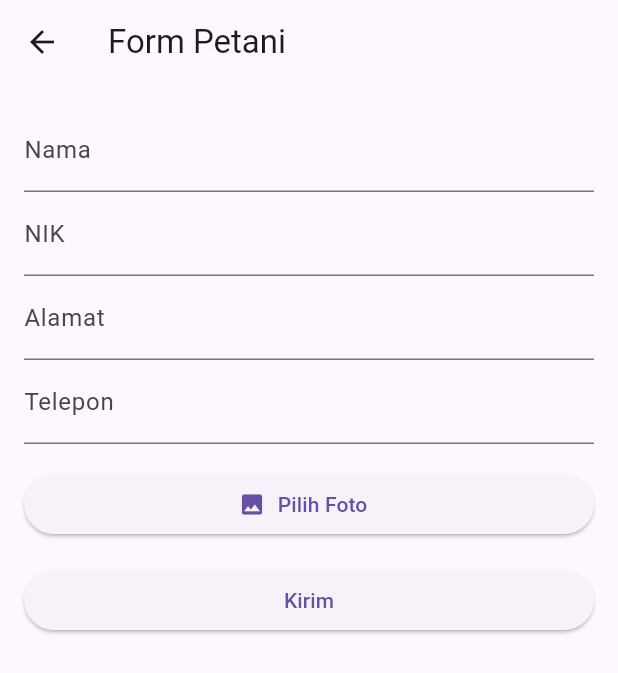
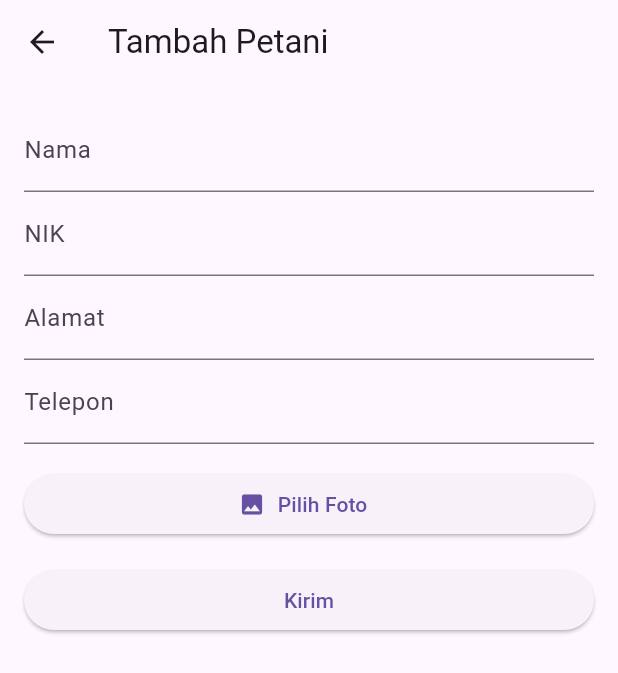
Before and after one commit to RikiArtha77/TestApi, a Flutter app: the screen it shows after launch, after a tap on the "add" icon, on a phone screen of 412 x 824 dp. Shown: the top 673 px of the screen. Run offline on Flutter 3.47's test engine with Material 3 defaults, Android fonts, the phone set to English and light mode, and no system bars; our stand-ins replace image_picker, infinite_scroll_pagination; network calls fail.

Commit message:
new update - pagination doesnt work

```diff
--- a/lib/Services/apiPetani.dart
+++ b/lib/Services/apiPetani.dart
@@ -1,29 +1,82 @@
 import 'dart:convert';
-
 import 'package:tesapi/Models/datanimodel.dart';
 import 'package:http/http.dart' as http;
 
-class ApiStatic{
-  static final host='https://dev.wefgis.com';
-  static var _token="8|x6bKsHp9STb0uLJsM11GkWhZEYRWPbv0IqlXvFi7";
-    static Future<List<Petani>> getPetaniFilter(int pageKey, String _s, String _selectedChoice, {int pageSize = 10}) async {
+class ApiStatic {
+  static final String host = 'https://dev.wefgis.com';
+  static String _token = "8|x6bKsHp9STb0uLJsM11GkWhZEYRWPbv0IqlXvFi7";
+
+  /// Mengambil list Petani dengan pagination dan filter.
+  /// [pageKey]: halaman saat ini (mulai dari 1)
+  /// [_s]: keyword pencarian (kosongkan jika tidak ada)
+  /// [_selectedChoice]: status publish, misal "Y"
+  /// [pageSize]: jumlah data per halaman
+  static Future<List<Petani>> getPetaniFilter(
+    int pageKey,
+    String _s,
+    String _selectedChoice, {
+    int pageSize = 10,
+  }) async {
     try {
+      final uri = Uri.parse("$host/api/petani").replace(queryParameters: {
+        'page': pageKey.toString(),
+        'size': pageSize.toString(),
+        's': _s,
+        'publish': _selectedChoice,
+      });
+
       final response = await http.get(
-        Uri.parse("$host/api/petani?page=$pageKey&size=$pageSize&s=$_s&publish=$_selectedChoice"),
+        uri,
         headers: {
-          'Authorization': 'Bearer ' + _token,
+          'Authorization': 'Bearer $_token',
+          'Accept': 'application/json',
         },
       );
+
       if (response.statusCode == 200) {
-        var json = jsonDecode(response.body);
-        final parsed = json['data'].cast<Map<String, dynamic>>();
-        return parsed.map<Petani>((json) => Petani.fromJson(json)).toList();
+        final Map<String, dynamic> json = jsonDecode(response.body);
+
+        // Pastikan key 'data' ada dan merupakan List
+        if (json.containsKey('data') && json['data'] is List) {
+          final List<dynamic> list = json['data'];
+          return list.map((item) => Petani.fromJson(item)).toList();
+        } else {
+          // Jika format tidak sesuai, kembalikan list kosong
+          return [];
+        }
       } else {
+        print('Error: ${response.statusCode} ${response.reasonPhrase}');
         return [];
       }
-    } catch (e) {
+    } catch (e, stack) {
+      print('Exception in getPetaniFilter: $e');
+      print(stack);
       return [];
     }
   }
 
+  /// Menghapus data Petani berdasarkan [id].
+  /// Kembalikan true jika berhasil, false jika gagal.
+  static Future<bool> deletePetani(String idPenjual) async {
+    try {
+      final uri = Uri.parse("$host/api/petani/$idPenjual");
+      final response = await http.delete(
+        uri,
+        headers: {
+          'Authorization': 'Bearer $_token',
+          'Accept': 'application/json',
+        },
+      );
+      if (response.statusCode == 200 || response.statusCode == 204) {
+        return true;
+      } else {
+        print('Gagal hapus data petani, status: ${response.statusCode}');
+        return false;
+      }
+    } catch (e, stack) {
+      print('Exception in deletePetani: $e');
+      print(stack);
+      return false;
+    }
+  }
 }
--- a/lib/UI/pagePetani.dart
+++ b/lib/UI/pagePetani.dart
@@ -14,19 +14,26 @@ class PagePetani extends StatefulWidget {
 class _PagePetaniState extends State<PagePetani> {
   static const _pageSize = 10;
 
-  final PagingController<int, Petani> _pagingController = PagingController(firstPageKey: 1);
+  final PagingController<int, Petani> _pagingController =
+      PagingController(firstPageKey: 1);
 
   @override
   void initState() {
     super.initState();
-    _pagingController.addPageRequestListener((pageKey) async {
-      await _fetchPage(pageKey);
+    _pagingController.addPageRequestListener((pageKey) {
+      _fetchPage(pageKey);
     });
   }
 
   Future<void> _fetchPage(int pageKey) async {
     try {
-      final newItems = await ApiStatic.getPetaniFilter(pageKey, '', 'Y', pageSize: _pageSize);
+      final newItems = await ApiStatic.getPetaniFilter(
+        pageKey,
+        '', // search
+        'Y', // status
+        pageSize: _pageSize,
+      );
+
       final isLastPage = newItems.length < _pageSize;
 
       if (isLastPage) {
@@ -40,25 +47,38 @@ class _PagePetaniState extends State<PagePetani> {
     }
   }
 
-  @override
-  void dispose() {
-    _pagingController.dispose();
-    super.dispose();
+  Future<void> _deletePetani(String idPenjual) async {
+    final result = await ApiStatic.deletePetani(idPenjual);
+    if (!mounted) return;
+
+    if (result) {
+      ScaffoldMessenger.of(context).showSnackBar(
+        const SnackBar(content: Text('Data berhasil dihapus')),
+      );
+      _pagingController.refresh();
+    } else {
+      ScaffoldMessenger.of(context).showSnackBar(
+        const SnackBar(content: Text('Gagal menghapus data')),
+      );
+    }
   }
 
   Widget _buildPetaniItem(Petani petani) {
     return Card(
       margin: const EdgeInsets.symmetric(horizontal: 10, vertical: 6),
       child: ListTile(
-        leading: petani.foto.isNotEmpty
+        leading: ClipOval(
+          child: petani.foto.isNotEmpty
               ? Image.network(
                   petani.foto,
                   width: 60,
                   height: 60,
                   fit: BoxFit.cover,
-                errorBuilder: (context, error, stackTrace) => const Icon(Icons.person),
+                  errorBuilder: (context, error, stackTrace) =>
+                      const Icon(Icons.person),
                 )
               : const Icon(Icons.person, size: 60),
+        ),
         title: Text(petani.nama.isNotEmpty ? petani.nama : 'Nama tidak tersedia'),
         subtitle: Column(
           crossAxisAlignment: CrossAxisAlignment.start,
@@ -67,35 +87,80 @@ class _PagePetaniState extends State<PagePetani> {
             Text('Alamat: ${petani.alamat.isNotEmpty ? petani.alamat : "-"}'),
           ],
         ),
+        trailing: PopupMenuButton<String>(
+          onSelected: (value) {
+            if (value == 'edit') {
+              Navigator.push(
+                context,
+                MaterialPageRoute(
+                  builder: (context) => PetaniForm(petani: petani),
+                ),
+              ).then((_) => _pagingController.refresh());
+            } else if (value == 'delete') {
+              showDialog(
+                context: context,
+                builder: (context) => AlertDialog(
+                  title: const Text("Konfirmasi"),
+                  content: const Text("Yakin ingin menghapus data ini?"),
+                  actions: [
+                    TextButton(
+                      onPressed: () => Navigator.pop(context),
+                      child: const Text("Batal"),
+                    ),
+                    TextButton(
+                      onPressed: () {
+                        Navigator.pop(context);
+                        _deletePetani(petani.idPenjual.toString());
+                      },
+                      child: const Text("Hapus", style: TextStyle(color: Colors.red)),
+                    ),
+                  ],
+                ),
+              );
+            }
+          },
+          itemBuilder: (context) => const [
+            PopupMenuItem(value: 'edit', child: Text('Edit')),
+            PopupMenuItem(value: 'delete', child: Text('Hapus')),
+          ],
+        ),
       ),
     );
   }
 
   @override
+  void dispose() {
+    _pagingController.dispose();
+    super.dispose();
+  }
+
+  @override
   Widget build(BuildContext context) {
     return Scaffold(
-      appBar: AppBar(
-        title: const Text('Daftar Petani'),
-      ),
-      body: PagedListView<int, Petani>(
+      appBar: AppBar(title: const Text('Daftar Petani')),
+      body: RefreshIndicator(
+        onRefresh: () => Future.sync(() => _pagingController.refresh()),
+        child: PagedListView<int, Petani>(
           pagingController: _pagingController,
           builderDelegate: PagedChildBuilderDelegate<Petani>(
             itemBuilder: (context, petani, index) => _buildPetaniItem(petani),
-          firstPageErrorIndicatorBuilder: (context) => Center(
-            child: Text('Gagal memuat data, silakan coba lagi'),
-          ),
-          noItemsFoundIndicatorBuilder: (context) => Center(
-            child: Text('Tidak ada data petani'),
+            firstPageProgressIndicatorBuilder: (_) =>
+                const Center(child: CircularProgressIndicator()),
+            newPageProgressIndicatorBuilder: (_) =>
+                const Center(child: CircularProgressIndicator()),
+            firstPageErrorIndicatorBuilder: (context) =>
+                const Center(child: Text('Gagal memuat data')),
+            noItemsFoundIndicatorBuilder: (context) =>
+                const Center(child: Text('Tidak ada data petani')),
           ),
         ),
       ),
       floatingActionButton: FloatingActionButton(
         onPressed: () {
-          // Navigasi ke halaman form tambah
           Navigator.push(
             context,
-            MaterialPageRoute(builder: (context) => PetaniForm()),
-          );
+            MaterialPageRoute(builder: (context) => const PetaniForm()),
+          ).then((_) => _pagingController.refresh());
         },
         child: const Icon(Icons.add),
         tooltip: 'Tambah Petani',
--- a/lib/UI/petani_form.dart
+++ b/lib/UI/petani_form.dart
@@ -3,8 +3,13 @@ import 'package:flutter/material.dart';
 import 'package:http/http.dart' as http;
 import 'package:image_picker/image_picker.dart';
 import 'package:path/path.dart';
+import 'package:tesapi/Models/datanimodel.dart'; // asumsi model Petani disini
 
 class PetaniForm extends StatefulWidget {
+  final Petani? petani; // null jika tambah, berisi data jika edit
+
+  const PetaniForm({Key? key, this.petani}) : super(key: key);
+
   @override
   _PetaniFormState createState() => _PetaniFormState();
 }
@@ -18,6 +23,17 @@ class _PetaniFormState extends State<PetaniForm> {
 
   File? _image;
   final ImagePicker _picker = ImagePicker();
+
+  @override
+  void initState() {
+    super.initState();
+    if (widget.petani != null) {
+      namaController.text = widget.petani!.nama;
+      nikController.text = widget.petani!.nik;
+      alamatController.text = widget.petani!.alamat;
+      telpController.text = widget.petani!.telp;
+    }
+  }
 
   Future<void> _pickImage() async {
     try {
@@ -34,21 +50,25 @@ class _PetaniFormState extends State<PetaniForm> {
     } catch (e, stack) {
       print('Error picking image: $e');
       print(stack);
-      if (mounted) {
-      }
     }
   }
 
   Future<void> _submitForm(BuildContext context) async {
-    if (!_formKey.currentState!.validate()) {
-      print('Form tidak valid');
-      return;
-    }
+    if (!_formKey.currentState!.validate()) return;
+
+    final isEdit = widget.petani != null;
+    final uri = isEdit
+        ? Uri.parse("https://dev.wefgis.com/api/petani/${widget.petani!.idPenjual}")
+        : Uri.parse("https://dev.wefgis.com/api/petani");
 
     try {
-      print('Mulai submit form...');
-      var uri = Uri.parse("https://dev.wefgis.com/api/petani");
       var request = http.MultipartRequest("POST", uri);
+      request.headers['Authorization'] =
+          "Bearer 8|x6bKsHp9STb0uLJsM11GkWhZEYRWPbv0IqlXvFi7";
+
+      if (isEdit) {
+        request.fields['_method'] = 'PUT';
+      }
 
       request.fields['id_penjual'] = "127";
       request.fields['id_kelompok_tani'] = "4";
@@ -68,35 +88,30 @@ class _PetaniFormState extends State<PetaniForm> {
           filename: basename(_image!.path),
         );
         request.files.add(multipartFile);
-        print('File foto ditambahkan: ${basename(_image!.path)}, size: $length bytes');
-      } else {
-        print('Tidak ada file foto yang diupload');
       }
 
-      print('Mengirim request ke server...');
       var response = await request.send();
-
-      print('Response status: ${response.statusCode}');
       var responseBody = await response.stream.bytesToString();
-      print('Response body: $responseBody');
 
       if (!mounted) return;
 
-      if (response.statusCode == 201) {
+      if (response.statusCode == 201 || response.statusCode == 200) {
         ScaffoldMessenger.of(context).showSnackBar(
-          SnackBar(content: Text("Data berhasil dikirim")),
+          SnackBar(content: Text(isEdit ? "Data berhasil diperbarui" : "Data berhasil ditambahkan")),
         );
+        Navigator.pop(context);
       } else {
         ScaffoldMessenger.of(context).showSnackBar(
           SnackBar(content: Text("Gagal mengirim data: ${response.statusCode}")),
         );
+        print(responseBody);
       }
     } catch (e, stack) {
       print('Exception saat submit form: $e');
       print(stack);
       if (mounted) {
         ScaffoldMessenger.of(context).showSnackBar(
-          SnackBar(content: Text('Terjadi kesalahan saat mengirim data: $e')),
+          SnackBar(content: Text('Terjadi kesalahan: $e')),
         );
       }
     }
@@ -113,8 +128,10 @@ class _PetaniFormState extends State<PetaniForm> {
 
   @override
   Widget build(BuildContext context) {
+    final isEdit = widget.petani != null;
+
     return Scaffold(
-      appBar: AppBar(title: Text('Form Petani')),
+      appBar: AppBar(title: Text(isEdit ? 'Edit Petani' : 'Tambah Petani')),
       body: Padding(
         padding: const EdgeInsets.all(16.0),
         child: Form(
@@ -139,21 +156,21 @@ class _PetaniFormState extends State<PetaniForm> {
                 controller: telpController,
                 decoration: InputDecoration(labelText: "Telepon"),
               ),
-              SizedBox(height: 16),
+              const SizedBox(height: 16),
               ElevatedButton.icon(
                 onPressed: _pickImage,
-                icon: Icon(Icons.image),
-                label: Text("Pilih Foto"),
+                icon: const Icon(Icons.image),
+                label: const Text("Pilih Foto"),
               ),
               if (_image != null)
                 Padding(
                   padding: const EdgeInsets.only(top: 8.0),
                   child: Image.file(_image!, height: 150),
                 ),
-              SizedBox(height: 16),
+              const SizedBox(height: 16),
               ElevatedButton(
                 onPressed: () => _submitForm(context),
-                child: Text("Kirim"),
+                child: Text(isEdit ? "Update" : "Kirim"),
               ),
             ],
           ),
```
Lines whose indentation alone changed are shown as unchanged.
